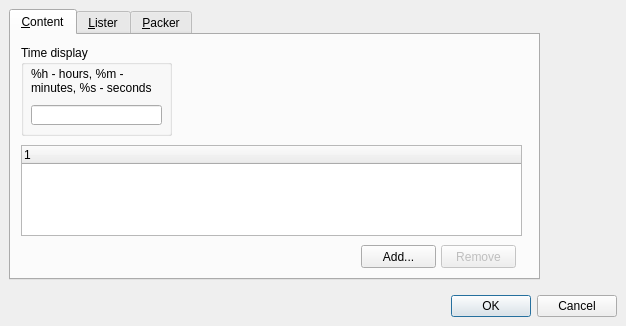
The window that OptionsDialog.ui (martin-kudlicka/file-commander) describes before a commit, drawn with Qt 5.
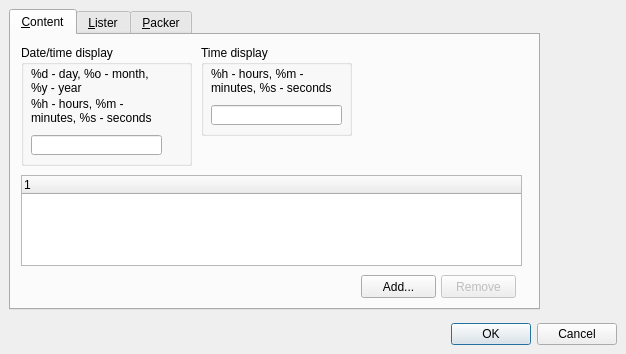
The same window after the commit. The open tabs and pages were chosen to show the change.

Commit message: + date/time format for content plugin

Patch:
```diff
--- a/OptionsDialog.ui
+++ b/OptionsDialog.ui
@@ -6,7 +6,7 @@
     <x>0</x>
     <y>0</y>
     <width>626</width>
-    <height>326</height>
+    <height>354</height>
    </rect>
   </property>
   <property name="windowTitle" >
@@ -1000,7 +1000,7 @@
            <x>0</x>
            <y>0</y>
            <width>531</width>
-           <height>271</height>
+           <height>301</height>
           </rect>
          </property>
          <property name="currentIndex" >
@@ -1013,7 +1013,7 @@
           <widget class="QGroupBox" name="groupBox_4" >
            <property name="geometry" >
             <rect>
-             <x>10</x>
+             <x>190</x>
              <y>10</y>
              <width>151</width>
              <height>91</height>
@@ -1053,7 +1053,7 @@
            <property name="geometry" >
             <rect>
              <x>10</x>
-             <y>110</y>
+             <y>140</y>
              <width>501</width>
              <height>91</height>
             </rect>
@@ -1071,7 +1071,7 @@
            <property name="geometry" >
             <rect>
              <x>350</x>
-             <y>210</y>
+             <y>240</y>
              <width>75</width>
              <height>23</height>
             </rect>
@@ -1087,7 +1087,7 @@
            <property name="geometry" >
             <rect>
              <x>430</x>
-             <y>210</y>
+             <y>240</y>
              <width>75</width>
              <height>23</height>
             </rect>
@@ -1096,6 +1096,61 @@
             <string>Remove</string>
            </property>
           </widget>
+          <widget class="QGroupBox" name="groupBox_12" >
+           <property name="geometry" >
+            <rect>
+             <x>10</x>
+             <y>10</y>
+             <width>171</width>
+             <height>121</height>
+            </rect>
+           </property>
+           <property name="title" >
+            <string>Date/time display</string>
+           </property>
+           <widget class="QLabel" name="label_9" >
+            <property name="geometry" >
+             <rect>
+              <x>10</x>
+              <y>20</y>
+              <width>131</width>
+              <height>31</height>
+             </rect>
+            </property>
+            <property name="text" >
+             <string>%d - day, %o - month, %y - year</string>
+            </property>
+            <property name="wordWrap" >
+             <bool>true</bool>
+            </property>
+           </widget>
+           <widget class="QLabel" name="label_10" >
+            <property name="geometry" >
+             <rect>
+              <x>10</x>
+              <y>50</y>
+              <width>131</width>
+              <height>31</height>
+             </rect>
+            </property>
+            <property name="text" >
+             <string>%h - hours, %m - minutes, %s - seconds</string>
+            </property>
+            <property name="wordWrap" >
+             <bool>true</bool>
+            </property>
+           </widget>
+           <widget class="QLineEdit" name="qlePluginDateTimeDisplay" >
+            <property name="geometry" >
+             <rect>
+              <x>10</x>
+              <y>90</y>
+              <width>131</width>
+              <height>20</height>
+             </rect>
+            </property>
+           </widget>
+          </widget>
          </widget>
          <widget class="QWidget" name="tab_5" >
           <attribute name="title" >
```
Left out of the diff: 46 changed lines with no effect on the pictures. The commit also changes 6 other files.
